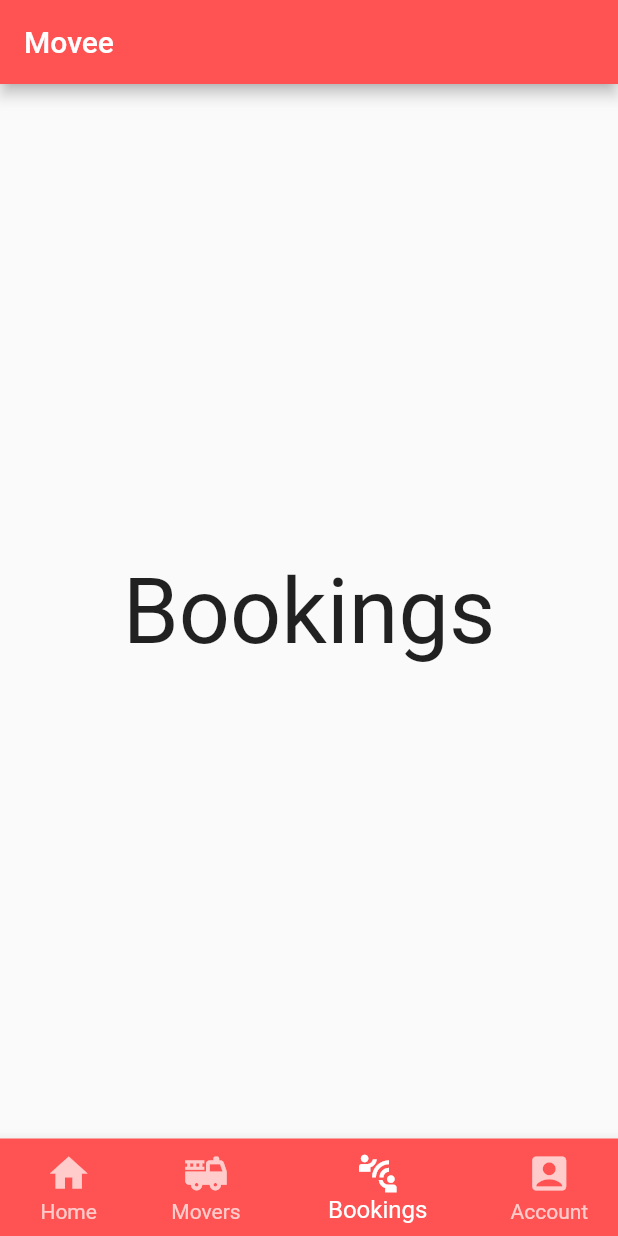
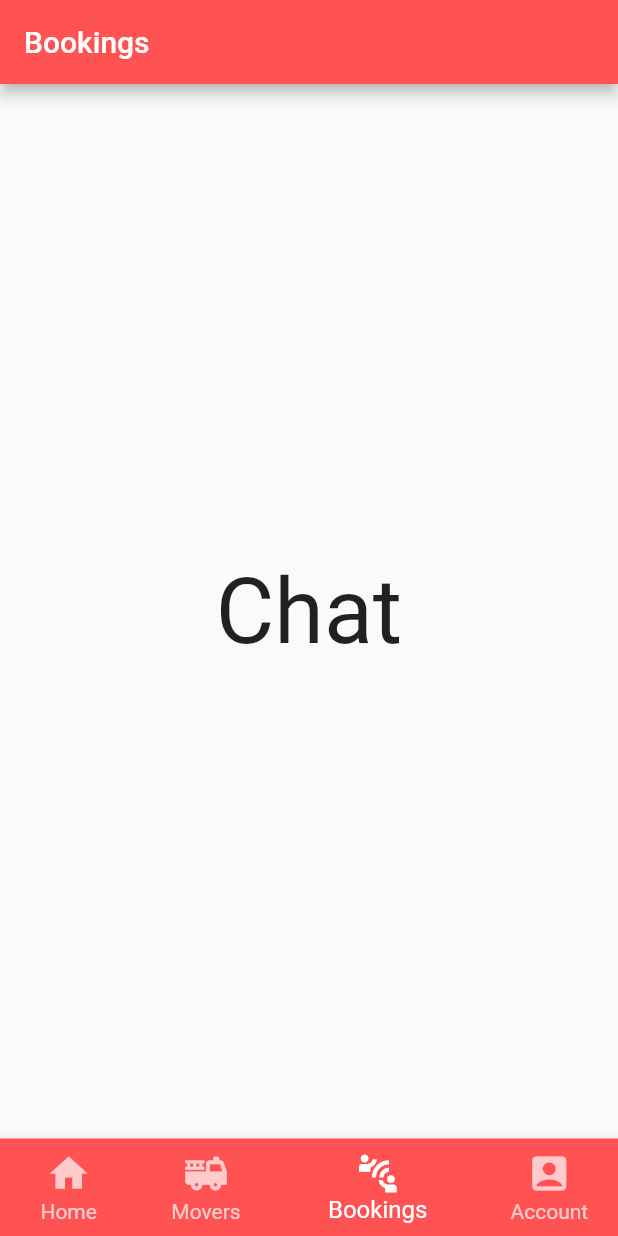
Before and after one commit to seankeish111/movee-flutter-client, a Flutter app: the screen it shows once a user with an empty profile is signed in, item 3 of the bottom bar chosen, on a phone screen of 412 x 824 dp. Run offline on Flutter 3.47's test engine with Material 2 defaults, Android fonts, the phone set to English and light mode, and no system bars; our stand-ins replace firebase_auth, firebase_core; missing offline and left inert: flutterfire_ui; accounts and stored records are empty.

Commit message:
navigation fully completed with individual pages

```diff
--- a/lib/home_screen.dart
+++ b/lib/home_screen.dart
@@ -1,8 +1,9 @@
 import 'package:firebase_auth/firebase_auth.dart';
 import 'package:flutter/material.dart';
-import 'package:flutterfire_ui/auth.dart';
-
-import 'dart:ui';
+import 'package:movee/pages/account_page.dart';
+import 'package:movee/pages/bookings_page.dart';
+import 'package:movee/pages/movers_page.dart';
+import 'package:movee/pages/home_page.dart';
 
 class HomeScreen extends StatefulWidget {
   const HomeScreen({
@@ -20,10 +21,13 @@ class _HomeScreenState extends State<HomeScreen> {
   int currentIndex = 0;
 
   final screens =[
-    Center(child: Text('Home', style: TextStyle(fontSize: 60))),
-    Center(child: Text('Movers', style: TextStyle(fontSize: 60))),
-    Center(child: Text('Bookings', style: TextStyle(fontSize: 60))),
-    Center(child: Text('Account', style: TextStyle(fontSize: 60))),
+    home_page(),
+    movers_page(),
+    bookings_page(),
+    account_page(),
+
+
+
 
   ];
 
@@ -31,10 +35,7 @@ class _HomeScreenState extends State<HomeScreen> {
   Widget build(BuildContext context) {
 
     return Scaffold(
-      appBar: AppBar(
-        title: const Text('Movee'),
-        backgroundColor: Colors.redAccent,
-      ),
+
 
       body: screens[currentIndex],
 
--- /dev/null
+++ b/lib/pages/bookings_page.dart
@@ -0,0 +1,13 @@
+import 'package:flutter/material.dart';
+
+
+class bookings_page extends StatelessWidget {
+  @override
+  Widget build(BuildContext context) => Scaffold(
+    appBar: AppBar(
+      title: Text('Bookings'), backgroundColor: Colors.redAccent,
+    ),
+
+    body: Center(child: Text('Chat', style: TextStyle(fontSize: 60))),
+  );
+}
```
Also changed, not shown: lib/pages/account_page.dart (added, +12 -0 lines), lib/pages/home_page.dart (added, +13 -0 lines), lib/pages/movers_page.dart (added, +14 -0 lines).
